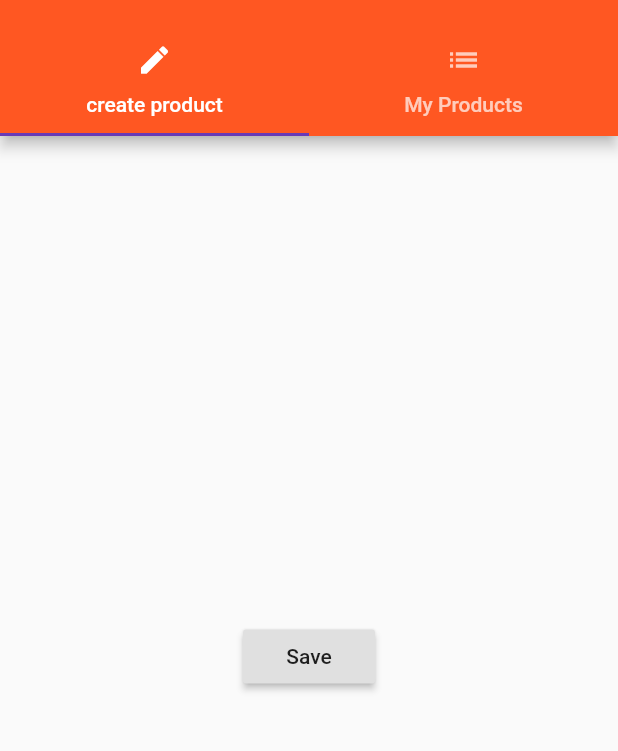
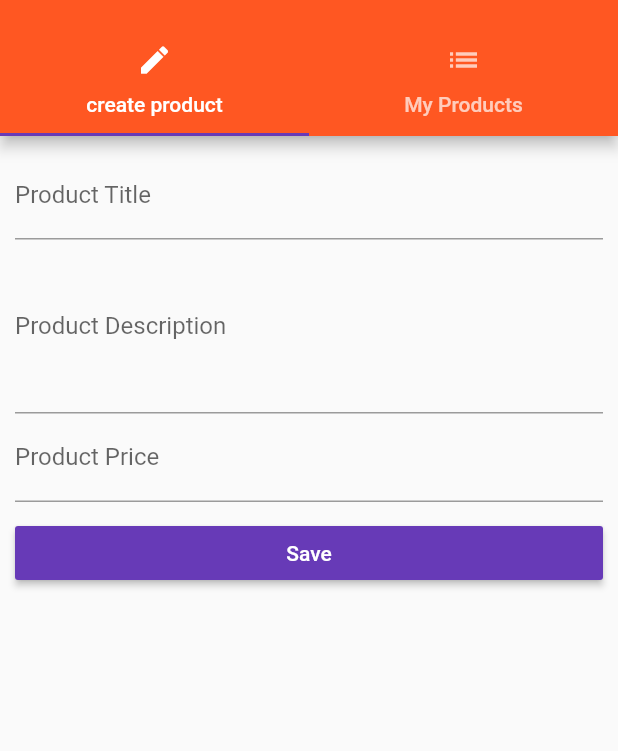
Before and after one commit to AruN227/Flutter, a Flutter app: the ProductsAdmin screen opened by its route, on a phone screen of 412 x 824 dp, the part 59-810 px from its top. Run offline on Flutter 3.47's test engine with Material 2 defaults, Android fonts, the phone set to English and light mode, and no system bars.

```diff
--- a/lib/main.dart
+++ b/lib/main.dart
@@ -13,18 +13,18 @@ void main() {
   //debugPaintPointersEnabled=true;
   runApp(MyApp());
 }
+
 class MyApp extends StatefulWidget {
-
   @override
   State<StatefulWidget> createState() {
     return _MyAppState();
   }
 }
 
-  class _MyAppState extends State<MyApp>{
-    List<Map<String, String>> _products = [];
+class _MyAppState extends State<MyApp> {
+  List<Map<String, dynamic>> _products = [];
 
-    void _addProduct(Map<String, String> product) {
+  void _addProduct(Map<String, dynamic> product) {
     setState(() {
       _products.add(product);
     });
@@ -36,7 +36,6 @@ class MyApp extends StatefulWidget {
     });
   }
 
-
   @override
   Widget build(BuildContext context) {
     return MaterialApp(
@@ -44,29 +43,32 @@ class MyApp extends StatefulWidget {
       theme: ThemeData(
           brightness: Brightness.light,
           primarySwatch: Colors.deepOrange,
-        accentColor: Colors.deepPurple
-      ),
+          accentColor: Colors.deepPurple),
       //home: AuthPage(),
       routes: {
-        '/': (BuildContext context) => ProductsPage(_products,_addProduct,_deleteProduct),
-        '/admin': (BuildContext context) => ProductsAdmin(),
+        '/': (BuildContext context) =>
+            AuthPage(),
+        '/products': (BuildContext context) =>
+            ProductsPage(_products),
+        '/admin': (BuildContext context) => ProductsAdmin(_addProduct, _deleteProduct),
       },
       onGenerateRoute: (RouteSettings settings) {
         final List<String> pathElements = settings.name.split('/');
         if (pathElements[0] != '') {
           return null;
         }
-        if(pathElements[1] == 'product') {
+        if (pathElements[1] == 'product') {
           final int index = int.parse(pathElements[2]);
-          return MaterialPageRoute<bool>(builder: (BuildContext contex) => ProductPage(
-                          _products[index]['title'],_products[index]['image']),
+          return MaterialPageRoute<bool>(
+            builder: (BuildContext contex) => ProductPage(
+                _products[index]['title'], _products[index]['image']),
           );
         }
       },
       onUnknownRoute: (RouteSettings settings) {
         return MaterialPageRoute(
             builder: (BuildContext context) =>
-          ProductsPage(_products,_addProduct,_deleteProduct));
+                ProductsPage(_products));
       },
     );
   }
--- a/lib/pages/product_create.dart
+++ b/lib/pages/product_create.dart
@@ -1,20 +1,72 @@
 import 'package:flutter/material.dart';
 
-class ProductCreatePage extends StatelessWidget {
+class ProductCreatePage extends StatefulWidget {
+  final Function addProduct;
+
+  ProductCreatePage(this.addProduct);
+
+  @override
+  State<StatefulWidget> createState() {
+    return _ProductCreatePageState();
+  }
+}
+
+class _ProductCreatePageState extends State<ProductCreatePage> {
+  String _titleValue;
+  String _descriptionValue;
+  double _priceValue;
+
   @override
   Widget build(BuildContext context) {
-    return Center(
-      child: RaisedButton(
-        child: Text('Save'),
-        onPressed: () {
-          showModalBottomSheet(
-              context: context,
-              builder: (BuildContext context) {
-                return Center(
-                  child: Text('This is modal'),
-                );
+    return Container(
+      margin: EdgeInsets.all(10.0),
+      child: ListView(
+        children: <Widget>[
+          TextField(
+            decoration: InputDecoration(labelText: 'Product Title'),
+            onChanged: (String value) {
+              setState(() {
+                _titleValue = value;
               });
-        },
+            },
+          ),
+          TextField(
+            maxLines: 4,
+            decoration: InputDecoration(labelText: 'Product Description'),
+            onChanged: (String value) {
+              setState(() {
+                _descriptionValue = value;
+              });
+            },
+          ),
+          TextField(
+            keyboardType: TextInputType.number,
+            decoration: InputDecoration(labelText: 'Product Price'),
+            onChanged: (String value) {
+              setState(() {
+                _priceValue = double.parse(value);
+              });
+            },
+          ),
+          SizedBox(
+            height: 10.0,
+          ),
+          RaisedButton(
+            child: Text('Save'),
+            color: Theme.of(context).accentColor,
+            textColor: Colors.white,
+            onPressed: () {
+              final Map<String, dynamic> product = {
+                'title': _titleValue,
+                'description': _descriptionValue,
+                'price': _priceValue,
+                'image': 'assets/food.jpg'
+              };
+              widget.addProduct(product);
+              Navigator.pushReplacementNamed(context, '/products');
+            },
+          )
+        ],
       ),
     );
   }
--- a/lib/pages/products_admin.dart
+++ b/lib/pages/products_admin.dart
@@ -4,6 +4,11 @@ import './product_list.dart';
 import './product_create.dart';
 
 class ProductsAdmin extends StatelessWidget {
+
+  final Function addProduct;
+  final Function deleteProduct;
+
+  ProductsAdmin(this.addProduct,this.deleteProduct);
   @override
   Widget build(BuildContext context) {
 
@@ -20,7 +25,7 @@ class ProductsAdmin extends StatelessWidget {
               ListTile(
                 title: Text('All products'),
                 onTap: () {
-                  Navigator.pushReplacementNamed(context, '/');
+                  Navigator.pushReplacementNamed(context, '/products');
                 }),
             ],
           ),
@@ -42,7 +47,7 @@ class ProductsAdmin extends StatelessWidget {
 
 
         body: TabBarView(children: <Widget>[
-            ProductCreatePage(),
+            ProductCreatePage(addProduct),
             ProductListPage()
         ],)
       ),);
```
Also changed, not shown: lib/pages/auth.dart (+54 -4 lines), lib/pages/product.dart (+14 -7 lines), lib/pages/products.dart (+5 -5 lines), lib/product_manager.dart (+4 -31 lines), lib/products.dart (+2 -7 lines). Lines whose indentation alone changed are shown as unchanged.
